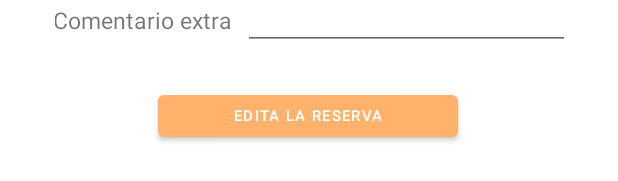
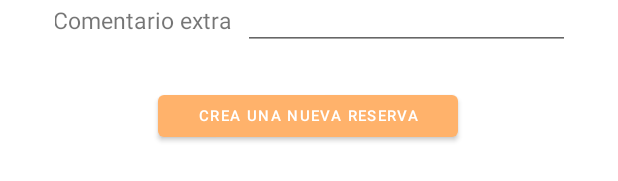
Before and after one commit to victxrms/PNET, an Android app: the layout fragment_formulario.xml on its own in the app's theme, with its tools: preview values and no code run, on a phone screen of 412 x 824 dp. Shown: the part 885-1066 px from the top of the screen. Run offline under Robolectric (Android 15) with nearby library versions, the phone set to English and light mode, and no system bars.

Commit message:
modificado boton formulario que no ponia crear si no editar

```diff
--- a/DesarrolloAndroid/proyectoFinal/app/src/main/res/layout/fragment_formulario.xml
+++ b/DesarrolloAndroid/proyectoFinal/app/src/main/res/layout/fragment_formulario.xml
@@ -413,7 +413,7 @@
             android:layout_height="40dp"
             android:layout_gravity="center|center_horizontal|center_vertical"
             android:layout_marginVertical="18dp"
-            android:text="Edita la reserva"
+            android:text="Crea una nueva reserva"
             android:textSize="10dp" />
 
     </LinearLayout>
```
